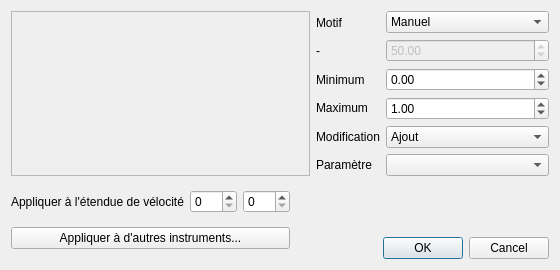
Before: the Qt Designer form trunk/tools/dialog_paramglobal.ui in davy7125/polyphone, drawn with Qt 5.
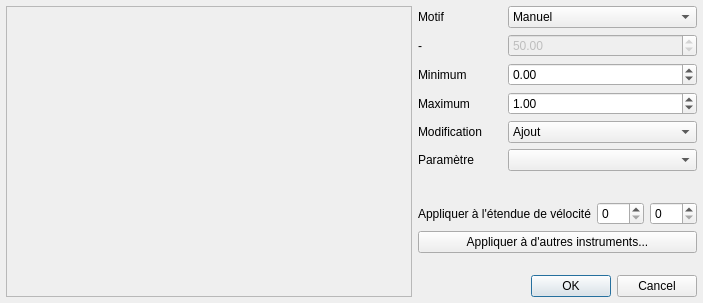
After: the same form once the commit is applied. Icons and pictures are not drawn. Custom widgets are drawn as their Qt base class.

Diff of the .ui file:
```diff
--- a/trunk/tools/dialog_paramglobal.ui
+++ b/trunk/tools/dialog_paramglobal.ui
@@ -9,22 +9,10 @@
    <rect>
     <x>0</x>
     <y>0</y>
-    <width>560</width>
-    <height>270</height>
+    <width>703</width>
+    <height>303</height>
    </rect>
   </property>
-  <property name="minimumSize">
-   <size>
-    <width>560</width>
-    <height>270</height>
-   </size>
-  </property>
-  <property name="maximumSize">
-   <size>
-    <width>560</width>
-    <height>270</height>
-   </size>
-  </property>
   <property name="windowTitle">
    <string>Paramétrage global</string>
   </property>
@@ -35,112 +23,136 @@
   <property name="modal">
    <bool>true</bool>
   </property>
-  <layout class="QVBoxLayout" name="verticalLayout">
-   <item>
-    <layout class="QHBoxLayout" name="horizontalLayout">
+  <layout class="QVBoxLayout" name="verticalLayout" stretch="0">
      <property name="leftMargin">
-      <number>0</number>
-     </property>
+    <number>6</number>
+   </property>
+   <property name="topMargin">
+    <number>6</number>
+   </property>
+   <property name="rightMargin">
+    <number>6</number>
+   </property>
+   <property name="bottomMargin">
+    <number>6</number>
+   </property>
      <item>
-      <widget class="QFrame" name="frame_1">
-       <property name="frameShape">
-        <enum>QFrame::StyledPanel</enum>
-       </property>
-       <property name="frameShadow">
-        <enum>QFrame::Sunken</enum>
-       </property>
-       <layout class="QVBoxLayout" name="verticalLayout_2">
-        <property name="margin">
-         <number>0</number>
+    <layout class="QGridLayout" name="gridLayout" columnstretch="100,0,0,0,0">
+     <property name="spacing">
+      <number>6</number>
+     </property>
+     <item row="5" column="2" colspan="3">
+      <widget class="QComboBox" name="comboValeur"/>
+     </item>
+     <item row="4" column="2" colspan="3">
+      <widget class="QComboBox" name="comboModif">
+       <item>
+        <property name="text">
+         <string>Ajout</string>
+        </property>
+       </item>
+       <item>
+        <property name="text">
+         <string>Multiplication</string>
         </property>
+       </item>
         <item>
-         <widget class="GraphParamGlobal" name="graphParamGlobal" native="true"/>
-        </item>
-       </layout>
+        <property name="text">
+         <string>Remplacement</string>
+        </property>
+       </item>
       </widget>
      </item>
-     <item>
-      <widget class="QFrame" name="frame_2">
-       <property name="sizePolicy">
-        <sizepolicy hsizetype="Maximum" vsizetype="Preferred">
-         <horstretch>0</horstretch>
-         <verstretch>0</verstretch>
-        </sizepolicy>
+     <item row="3" column="2" colspan="3">
+      <widget class="QDoubleSpinBox" name="doubleSpinMax">
+       <property name="minimum">
+        <double>-20000.000000000000000</double>
        </property>
-       <property name="frameShape">
-        <enum>QFrame::NoFrame</enum>
+       <property name="maximum">
+        <double>20000.000000000000000</double>
        </property>
-       <property name="frameShadow">
-        <enum>QFrame::Raised</enum>
+       <property name="value">
+        <double>1.000000000000000</double>
        </property>
-       <layout class="QVBoxLayout" name="verticalLayout_3">
-        <property name="margin">
-         <number>0</number>
-        </property>
-        <item>
-         <widget class="QLabel" name="label">
+      </widget>
+     </item>
+     <item row="6" column="1">
+      <spacer name="verticalSpacer_2">
+       <property name="orientation">
+        <enum>Qt::Vertical</enum>
+       </property>
+       <property name="sizeHint" stdset="0">
+        <size>
+         <width>20</width>
+         <height>40</height>
+        </size>
+       </property>
+      </spacer>
+     </item>
+     <item row="7" column="1" colspan="2">
+      <widget class="QLabel" name="label_7">
           <property name="text">
-           <string>Motif</string>
+        <string>Appliquer à l'étendue de vélocité</string>
           </property>
          </widget>
         </item>
-        <item>
+     <item row="1" column="1">
          <widget class="QLabel" name="label_6">
           <property name="text">
            <string notr="true">-</string>
           </property>
          </widget>
         </item>
-        <item>
-         <widget class="QLabel" name="label_3">
-          <property name="text">
-           <string>Minimum</string>
+     <item row="7" column="4">
+      <widget class="QSpinBox" name="spinVelMax">
+       <property name="maximum">
+        <number>127</number>
           </property>
          </widget>
         </item>
-        <item>
-         <widget class="QLabel" name="label_2">
-          <property name="text">
-           <string>Maximum</string>
-          </property>
-         </widget>
-        </item>
-        <item>
-         <widget class="QLabel" name="label_4">
-          <property name="text">
-           <string>Modification</string>
-          </property>
-         </widget>
-        </item>
-        <item>
+     <item row="5" column="1">
          <widget class="QLabel" name="label_5">
           <property name="text">
            <string>Paramètre</string>
           </property>
          </widget>
         </item>
-       </layout>
+     <item row="3" column="1">
+      <widget class="QLabel" name="label_2">
+       <property name="text">
+        <string>Maximum</string>
+       </property>
       </widget>
      </item>
-     <item>
-      <widget class="QFrame" name="frame_3">
-       <property name="sizePolicy">
-        <sizepolicy hsizetype="Maximum" vsizetype="Preferred">
-         <horstretch>0</horstretch>
-         <verstretch>0</verstretch>
-        </sizepolicy>
-       </property>
+     <item row="0" column="0" rowspan="11">
+      <widget class="QFrame" name="frame_1">
        <property name="frameShape">
-        <enum>QFrame::NoFrame</enum>
+        <enum>QFrame::StyledPanel</enum>
        </property>
        <property name="frameShadow">
-        <enum>QFrame::Raised</enum>
+        <enum>QFrame::Sunken</enum>
        </property>
-       <layout class="QVBoxLayout" name="verticalLayout_4">
-        <property name="margin">
+       <layout class="QVBoxLayout" name="verticalLayout_2">
+        <property name="leftMargin">
+         <number>0</number>
+        </property>
+        <property name="topMargin">
+         <number>0</number>
+        </property>
+        <property name="rightMargin">
+         <number>0</number>
+        </property>
+        <property name="bottomMargin">
          <number>0</number>
         </property>
         <item>
+         <widget class="GraphParamGlobal" name="graphParamGlobal" native="true">
+         </widget>
+        </item>
+       </layout>
+      </widget>
+     </item>
+     <item row="0" column="2" colspan="3">
          <widget class="QComboBox" name="comboMotif">
           <property name="currentIndex">
            <number>0</number>
@@ -177,142 +189,48 @@
           </item>
          </widget>
         </item>
-        <item>
-         <widget class="QDoubleSpinBox" name="doubleSpinRaideur">
-          <property name="enabled">
-           <bool>false</bool>
-          </property>
-          <property name="minimum">
-           <double>0.000000000000000</double>
-          </property>
-          <property name="maximum">
-           <double>100.000000000000000</double>
-          </property>
-          <property name="value">
-           <double>50.000000000000000</double>
-          </property>
-         </widget>
-        </item>
-        <item>
-         <widget class="QDoubleSpinBox" name="doubleSpinMin">
-          <property name="minimum">
-           <double>-20000.000000000000000</double>
-          </property>
-          <property name="maximum">
-           <double>20000.000000000000000</double>
-          </property>
-          <property name="value">
-           <double>0.000000000000000</double>
-          </property>
-         </widget>
-        </item>
-        <item>
-         <widget class="QDoubleSpinBox" name="doubleSpinMax">
-          <property name="minimum">
-           <double>-20000.000000000000000</double>
-          </property>
-          <property name="maximum">
-           <double>20000.000000000000000</double>
-          </property>
-          <property name="value">
-           <double>1.000000000000000</double>
-          </property>
-         </widget>
-        </item>
-        <item>
-         <widget class="QComboBox" name="comboModif">
-          <item>
-           <property name="text">
-            <string>Ajout</string>
-           </property>
-          </item>
-          <item>
-           <property name="text">
-            <string>Multiplication</string>
-           </property>
-          </item>
-          <item>
-           <property name="text">
-            <string>Remplacement</string>
-           </property>
-          </item>
-         </widget>
-        </item>
-        <item>
-         <widget class="QComboBox" name="comboValeur"/>
-        </item>
-       </layout>
-      </widget>
-     </item>
-    </layout>
-   </item>
-   <item>
-    <layout class="QHBoxLayout" name="horizontalLayout_2">
-     <item>
-      <layout class="QVBoxLayout" name="verticalLayout_5">
-       <item>
-        <layout class="QHBoxLayout" name="horizontalLayout_3">
-         <item>
-          <widget class="QLabel" name="label_7">
-           <property name="text">
-            <string>Appliquer à l'étendue de vélocité</string>
-           </property>
-          </widget>
-         </item>
-         <item>
+     <item row="7" column="3">
           <widget class="QSpinBox" name="spinVelMin">
            <property name="maximum">
             <number>127</number>
            </property>
           </widget>
          </item>
-         <item>
-          <widget class="QSpinBox" name="spinVelMax">
+     <item row="4" column="1">
+      <widget class="QLabel" name="label_4">
+       <property name="text">
+        <string>Modification</string>
+       </property>
+      </widget>
+     </item>
+     <item row="2" column="2" colspan="3">
+      <widget class="QDoubleSpinBox" name="doubleSpinMin">
+       <property name="minimum">
+        <double>-20000.000000000000000</double>
+       </property>
            <property name="maximum">
-            <number>127</number>
-           </property>
-          </widget>
-         </item>
-        </layout>
-       </item>
-       <item>
+        <double>20000.000000000000000</double>
+       </property>
+       <property name="value">
+        <double>0.000000000000000</double>
+       </property>
+      </widget>
+     </item>
+     <item row="2" column="1">
+      <widget class="QLabel" name="label_3">
+       <property name="text">
+        <string>Minimum</string>
+       </property>
+      </widget>
+     </item>
+     <item row="8" column="1" colspan="4">
         <widget class="QPushButton" name="pushApplyToOthers">
          <property name="text">
           <string>Appliquer à d'autres instruments...</string>
          </property>
         </widget>
        </item>
-      </layout>
-     </item>
-     <item>
-      <spacer name="horizontalSpacer">
-       <property name="orientation">
-        <enum>Qt::Horizontal</enum>
-       </property>
-       <property name="sizeHint" stdset="0">
-        <size>
-         <width>40</width>
-         <height>20</height>
-        </size>
-       </property>
-      </spacer>
-     </item>
-     <item>
-      <layout class="QVBoxLayout" name="verticalLayout_6">
-       <item>
-        <spacer name="verticalSpacer">
-         <property name="orientation">
-          <enum>Qt::Vertical</enum>
-         </property>
-         <property name="sizeHint" stdset="0">
-          <size>
-           <width>20</width>
-           <height>40</height>
-          </size>
-         </property>
-        </spacer>
-       </item>
-       <item>
+     <item row="10" column="1" colspan="4">
         <widget class="QDialogButtonBox" name="buttonBox">
          <property name="orientation">
           <enum>Qt::Horizontal</enum>
@@ -322,7 +240,44 @@
          </property>
         </widget>
        </item>
-      </layout>
+     <item row="0" column="1">
+      <widget class="QLabel" name="label">
+       <property name="text">
+        <string>Motif</string>
+       </property>
+      </widget>
+     </item>
+     <item row="1" column="2" colspan="3">
+      <widget class="QDoubleSpinBox" name="doubleSpinRaideur">
+       <property name="enabled">
+        <bool>false</bool>
+       </property>
+       <property name="minimum">
+        <double>0.000000000000000</double>
+       </property>
+       <property name="maximum">
+        <double>100.000000000000000</double>
+       </property>
+       <property name="value">
+        <double>50.000000000000000</double>
+       </property>
+      </widget>
+     </item>
+     <item row="9" column="1">
+      <spacer name="verticalSpacer">
+       <property name="orientation">
+        <enum>Qt::Vertical</enum>
+       </property>
+       <property name="sizeType">
+        <enum>QSizePolicy::Fixed</enum>
+       </property>
+       <property name="sizeHint" stdset="0">
+        <size>
+         <width>20</width>
+         <height>10</height>
+        </size>
+       </property>
+      </spacer>
      </item>
     </layout>
    </item>
```
Lines whose indentation alone changed are shown as unchanged.
